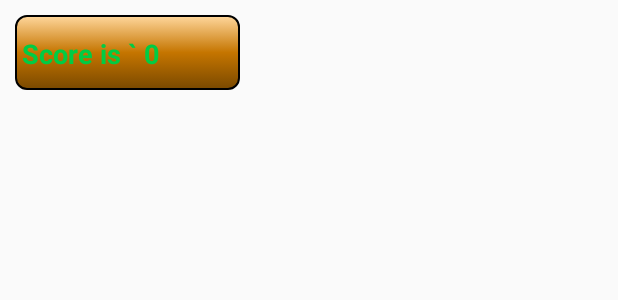
After one commit to Veqya/SimpleGame, an Android app: the layout item_score.xml on its own in the app's theme, with its tools: preview values and no code run, on a phone screen of 412 x 824 dp. The commit adds this screen. Shown: the top 300 px of the screen. Run offline under Robolectric (Android 15) with nearby library versions, the phone set to English and light mode, and no system bars.

Commit message:
game state finish

```diff
--- a/app/src/main/java/com/example/simplegame/StartGameActivity.kt
+++ b/app/src/main/java/com/example/simplegame/StartGameActivity.kt
@@ -12,7 +12,5 @@ class StartGameActivity : AppCompatActivity() {
 
         val gameView = GameView(this)
         setContentView(gameView)
-
-        val displayMetrics = DisplayMetrics()
     }
 }
--- a/app/src/main/res/layout/activity_start_game.xml
+++ b/app/src/main/res/layout/activity_start_game.xml
@@ -1,9 +1,10 @@
 <?xml version="1.0" encoding="utf-8"?>
-<androidx.constraintlayout.widget.ConstraintLayout xmlns:android="http://schemas.android.com/apk/res/android"
+<RelativeLayout xmlns:android="http://schemas.android.com/apk/res/android"
     xmlns:app="http://schemas.android.com/apk/res-auto"
     xmlns:tools="http://schemas.android.com/tools"
     android:layout_width="match_parent"
     android:layout_height="match_parent"
     tools:context=".StartGameActivity">
 
-</androidx.constraintlayout.widget.ConstraintLayout>
+
+</RelativeLayout>
--- /dev/null
+++ b/app/src/main/res/layout/item_score.xml
@@ -0,0 +1,15 @@
+<?xml version="1.0" encoding="utf-8"?>
+<RelativeLayout xmlns:android="http://schemas.android.com/apk/res/android"
+    android:layout_width="wrap_content"
+    android:layout_height="wrap_content">
+    <TextView
+        android:id="@+id/tv_score"
+        style="@style/tvStyle"
+        android:layout_width="150dp"
+        android:layout_height="50dp"
+        android:layout_margin="10dp"
+        android:gravity="center|start"
+        android:text="Score is ` 0"
+        android:textSize="18sp"
+        android:textStyle="bold" />
+</RelativeLayout>
--- a/app/src/main/res/values/styles.xml
+++ b/app/src/main/res/values/styles.xml
@@ -1,7 +1,7 @@
 <resources>
 
     <!-- Base application theme. -->
-    <style name="AppTheme" parent="Theme.AppCompat.Light.DarkActionBar">
+    <style name="AppTheme" parent="Theme.AppCompat.Light.NoActionBar">
         <!-- Customize your theme here. -->
         <item name="colorPrimary">@color/colorPrimary</item>
         <item name="colorPrimaryDark">@color/colorPrimaryDark</item>
```
Also changed, not shown: app/src/main/java/com/example/simplegame/GameView.kt (+36 -20 lines), app/src/main/res/layout/activity_main.xml (+1 -10 lines), 2 other files.
